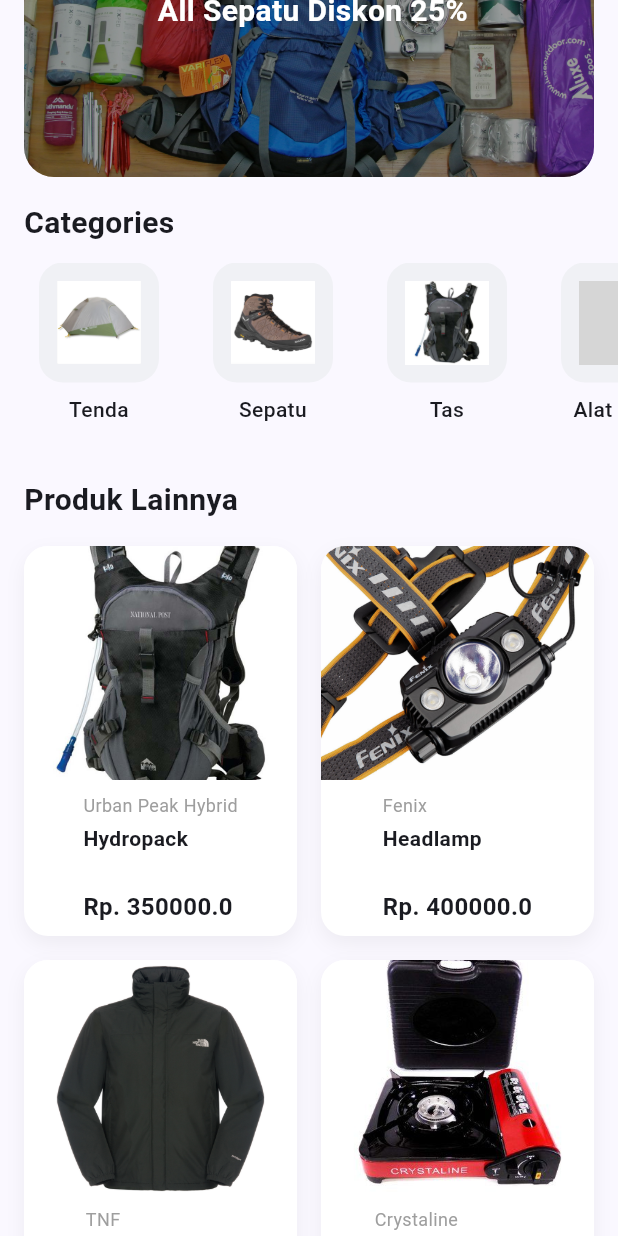
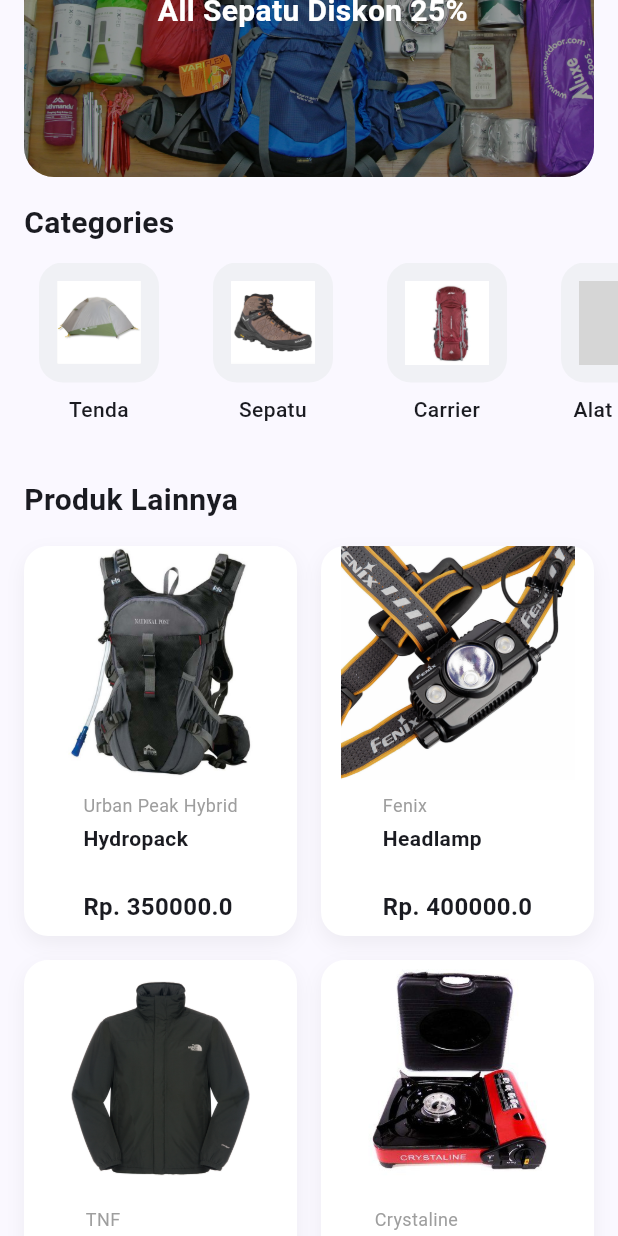
Before and after one commit to jennn1-jr/OutdoorGear, a Flutter app: the HomePage screen opened by its route, scrolled down 576 dp, on a phone screen of 412 x 824 dp. Run offline on Flutter 3.47's test engine with Material 3 defaults, Android fonts, the phone set to English and light mode, and no system bars; grey boxes are pictures that could not be loaded.

Commit message:
nambah file dan foto

```diff
--- a/lib/data/camping_data.dart
+++ b/lib/data/camping_data.dart
@@ -17,13 +17,33 @@ final List<CampingItem> campingList = [
       deskripsi: 'Tenda Mountainsmith, cocok untuk camping bersama teman atau pasangan, dan pemasangan cepat yang ringan',
       kapasitas: 2,
       harga: 2500000,
-      gambarLatar: "assets/images/Mountain.png"),
+      gambarLatar: "assets/images/backgroundtenda.jpg"),
 
   Carrier(
       nama: 'Carrier',
       brand: 'Arei',
       gambar:
           "assets/images/carrier60L.png",
+      deskripsi: 'Carrier berkapasitas 60L, nyaman dipakai untuk pendakian panjang',
+      liter: 60,
+      harga: 750000,
+      gambarlatar: "assets/images/Mountain.png"),
+
+  Carrier(
+      nama: 'Carrier',
+      brand: 'Eiger',
+      gambar:
+          "assets/images/carrier.png",
+      deskripsi: 'Carrier berkapasitas 60L, nyaman dipakai untuk pendakian panjang',
+      liter: 60,
+      harga: 750000,
+      gambarlatar: "assets/images/Mountain.png"),
+
+  Carrier(
+      nama: 'Carrier',
+      brand: 'Eiger',
+      gambar:
+          "assets/images/carrier2.png",
       deskripsi: 'Carrier berkapasitas 60L, nyaman dipakai untuk pendakian panjang',
       liter: 60,
       harga: 750000,
@@ -53,7 +73,7 @@ final List<CampingItem> campingList = [
 
   Sepatu(
       nama: 'Sepatu',
-      brand: 'Lawa',
+      brand: 'Oboz',
       gambar:
           "assets/images/Sepatu2.png",
       deskripsi: 'sepatu hiking berkualitas tinggi yang dirancang untuk medan alpine yang berat. Sepatu ini menawarkan kombinasi sempurna antara kenyamanan, daya tahan, dan perlindungan, menjadikannya pilihan ideal bagi para pendaki dan petualang yang menuntut performa terbaik dari alas kaki mereka',
@@ -73,9 +93,9 @@ final List<CampingItem> campingList = [
 
   Sepatu(
       nama: 'Sepatu',
-      brand: 'Oboz',
+      brand: 'Arei',
       gambar:
-          "assets/images/Sepatu4.png",
+          "assets/images/Sepatu5.png",
       deskripsi: 'sepatu hiking berkualitas tinggi yang dirancang untuk medan alpine yang berat. Sepatu ini menawarkan kombinasi sempurna antara kenyamanan, daya tahan, dan perlindungan, menjadikannya pilihan ideal bagi para pendaki dan petualang yang menuntut performa terbaik dari alas kaki mereka',
       ukuran: '29,30,31',
       harga: 1250000,
@@ -89,7 +109,7 @@ final List<CampingItem> campingList = [
       deskripsi: 'Hydropak ringan berkapasitas 2L, cocok untuk hiking singkat atau membawa perlengkapan tambahan',
       kapasitas: 2,
       harga: 350000,
-      gambarlatar: "assets/images/Mountain.png"),
+      gambarlatar: "assets/images/backgroundhydropack.png"),
 
     Headlamp(
       nama: 'Headlamp',
--- a/lib/home.dart
+++ b/lib/home.dart
@@ -14,9 +14,9 @@ class HomePage extends StatelessWidget {
     String username = email.contains('@') ? email.split('@')[0] : email;
 
     final List<Map<String, dynamic>> categories = [
-      {'gambar': 'assets/images/Tenda.png', 'name': 'Tenda', 'filter': 'Tenda', 'gambarLatar': 'assets/images/latar_kategori_tenda.jpg'},
+      {'gambar': 'assets/images/Tenda.png', 'name': 'Tenda', 'filter': 'Tenda', 'gambarLatar': 'assets/images/backgroundtenda.jpg'},
       {'gambar': 'assets/images/Sepatu.png', 'name': 'Sepatu', 'filter': 'Sepatu', 'gambarLatar': 'assets/images/backgroundsepatu.png'},
-      {'gambar': 'assets/images/Hydropack.png', 'name': 'Tas', 'filter': 'Carrier', 'gambarLatar': 'assets/images/latar_kategori_hydropack.jpg'},
+      {'gambar': 'assets/images/carrier60L.png', 'name': 'Carrier', 'filter': 'Carrier', 'gambarLatar': 'assets/images/backgroundcarrier.png'},
       {'gambar': 'assets/images/sleepingbag.png', 'name': 'Alat Tidur', 'filter': 'Sleeping Bag', 'gambarLatar': 'assets/images/latar_kategori_sleepingbag.jpg'},
     ];
 
@@ -159,7 +159,7 @@ class ProductCard extends StatelessWidget {
               flex: 3,
               child: ClipRRect(
                 borderRadius: const BorderRadius.vertical(top: Radius.circular(16)),
-                child: Image.asset(item.gambar, width: double.infinity, fit: BoxFit.cover),
+                child: Image.asset(item.gambar, width: double.infinity, fit: BoxFit.contain),
               ),
             ),
             Expanded(
```
Also changed, not shown: pubspec.yaml (+6 -1 lines), assets/images/Sepatu2.png, assets/images/Sepatu3.png, assets/images/Sepatu4.png (deleted), assets/images/Sepatu5.png (added), assets/images/backgroundcarrier.png (added), assets/images/backgroundhydropack.png (added), assets/images/backgroundtenda.jpg (added), assets/images/carrier.png (added), assets/images/carrier2.png (added).
